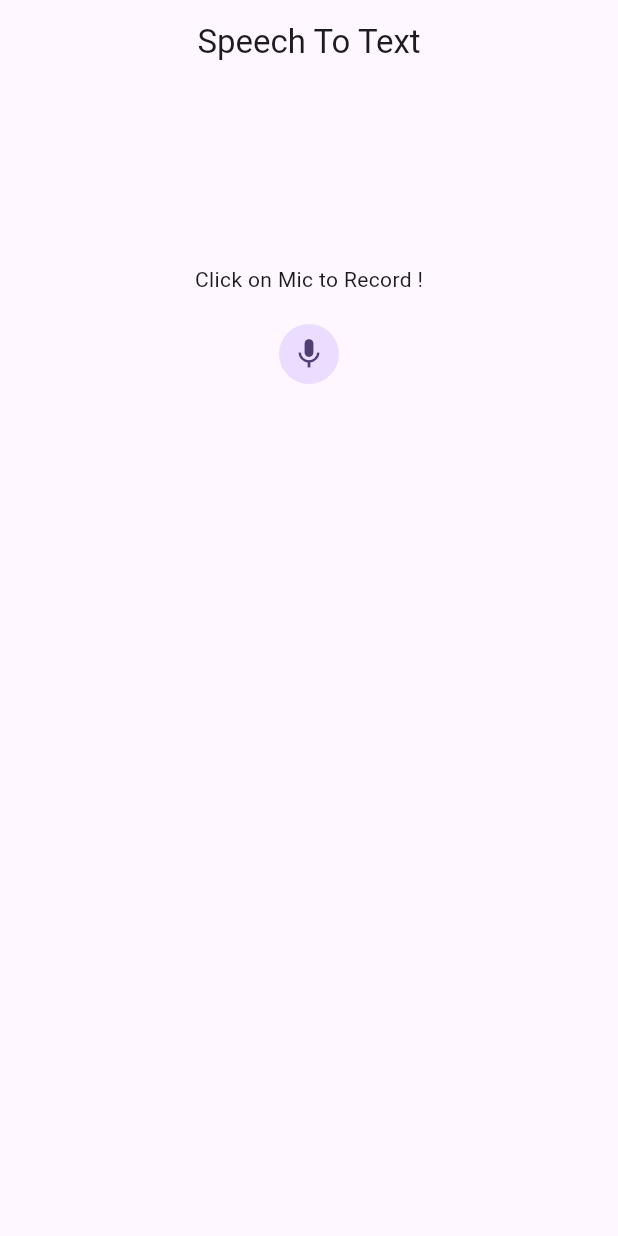
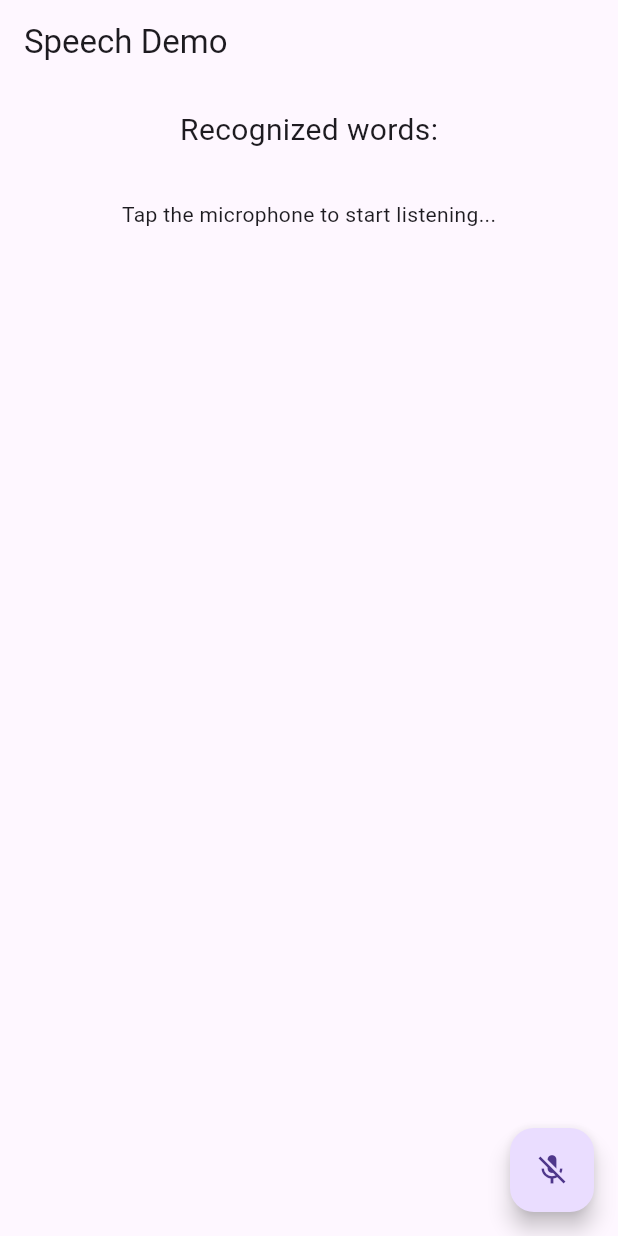
Before and after one commit to suraj-yadav0/speech_to_text_apk, a Flutter app: the screen it shows after launch, on a phone screen of 412 x 824 dp. Run offline on Flutter 3.47's test engine with Material 3 defaults, Android fonts, the light colour scheme and no system bars; our stand-ins replace speech_to_text.

Commit message:
fixed it now works for sdk version 32

```diff
--- a/lib/main.dart
+++ b/lib/main.dart
@@ -1,24 +1,112 @@
 import 'package:flutter/material.dart';
-import 'package:speech_to_text_apk/screens/home_screen.dart';
+import 'package:speech_to_text/speech_recognition_result.dart';
+import 'package:speech_to_text/speech_to_text.dart';
 
 void main() {
-  runApp(const MyApp());
+  runApp(MyApp());
 }
 
 class MyApp extends StatelessWidget {
-  const MyApp({super.key});
-
-  // This widget is the root of your application.
   @override
   Widget build(BuildContext context) {
     return MaterialApp(
       title: 'Flutter Demo',
-      theme: ThemeData(
-
-        colorScheme: ColorScheme.fromSeed(seedColor: Colors.deepPurple),
-        useMaterial3: true,
-      ),
-      home: const HomeScreen()
+      home: MyHomePage(),
     );
   }
 }
+
+class MyHomePage extends StatefulWidget {
+  MyHomePage({Key? key}) : super(key: key);
+
+  @override
+  _MyHomePageState createState() => _MyHomePageState();
+}
+
+class _MyHomePageState extends State<MyHomePage> {
+  SpeechToText _speechToText = SpeechToText();
+  bool _speechEnabled = false;
+  String _lastWords = '';
+
+  @override
+  void initState() {
+    super.initState();
+    _initSpeech();
+  }
+
+  /// This has to happen only once per app
+  void _initSpeech() async {
+    _speechEnabled = await _speechToText.initialize();
+    setState(() {});
+  }
+
+  /// Each time to start a speech recognition session
+  void _startListening() async {
+    await _speechToText.listen(onResult: _onSpeechResult);
+    setState(() {});
+  }
+
+  /// Manually stop the active speech recognition session
+  /// Note that there are also timeouts that each platform enforces
+  /// and the SpeechToText plugin supports setting timeouts on the
+  /// listen method.
+  void _stopListening() async {
+    await _speechToText.stop();
+    setState(() {});
+  }
+
+  /// This is the callback that the SpeechToText plugin calls when
+  /// the platform returns recognized words.
+  void _onSpeechResult(SpeechRecognitionResult result) {
+    setState(() {
+      _lastWords = result.recognizedWords;
+    });
+  }
+
+  @override
+  Widget build(BuildContext context) {
+    return Scaffold(
+      appBar: AppBar(
+        title: Text('Speech Demo'),
+      ),
+      body: Center(
+        child: Column(
+          mainAxisAlignment: MainAxisAlignment.center,
+          children: <Widget>[
+            Container(
+              padding: EdgeInsets.all(16),
+              child: Text(
+                'Recognized words:',
+                style: TextStyle(fontSize: 20.0),
+              ),
+            ),
+            Expanded(
+              child: Container(
+                padding: EdgeInsets.all(16),
+                child: Text(
+                  // If listening is active show the recognized words
+                  _speechToText.isListening
+                      ? '$_lastWords'
+                      // If listening isn't active but could be tell the user
+                      // how to start it, otherwise indicate that speech
+                      // recognition is not yet ready or not supported on
+                      // the target device
+                      : _speechEnabled
+                          ? 'Tap the microphone to start listening...'
+                          : 'Speech not available',
+                ),
+              ),
+            ),
+          ],
+        ),
+      ),
+      floatingActionButton: FloatingActionButton(
+        onPressed:
+            // If not yet listening for speech start, otherwise stop
+            _speechToText.isNotListening ? _startListening : _stopListening,
+        tooltip: 'Listen',
+        child: Icon(_speechToText.isNotListening ? Icons.mic_off : Icons.mic),
+      ),
+    );
+  }
+}
```
Also changed, not shown: 2 other files.
